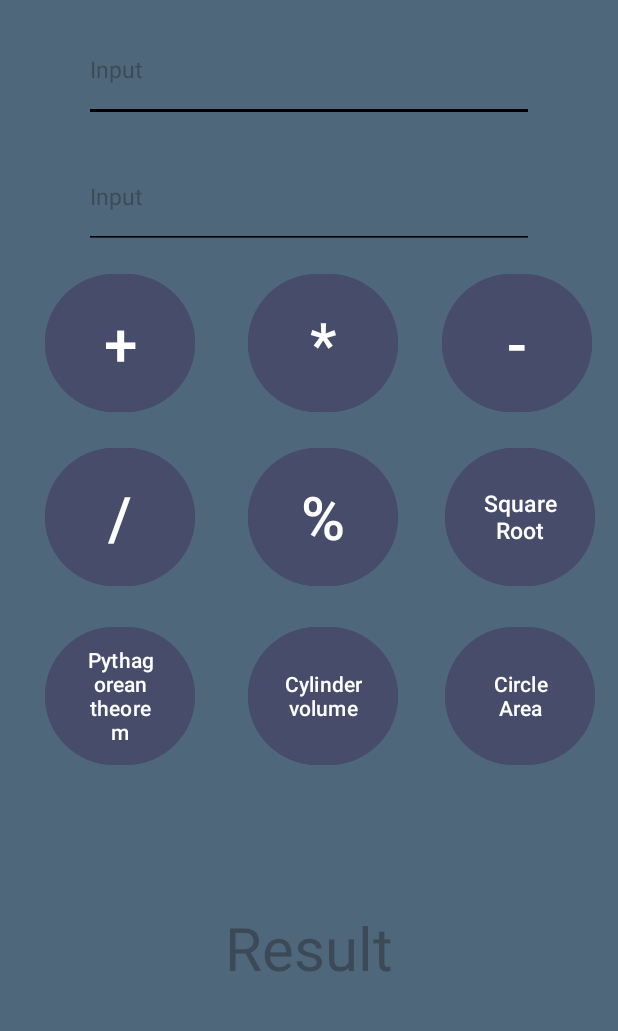
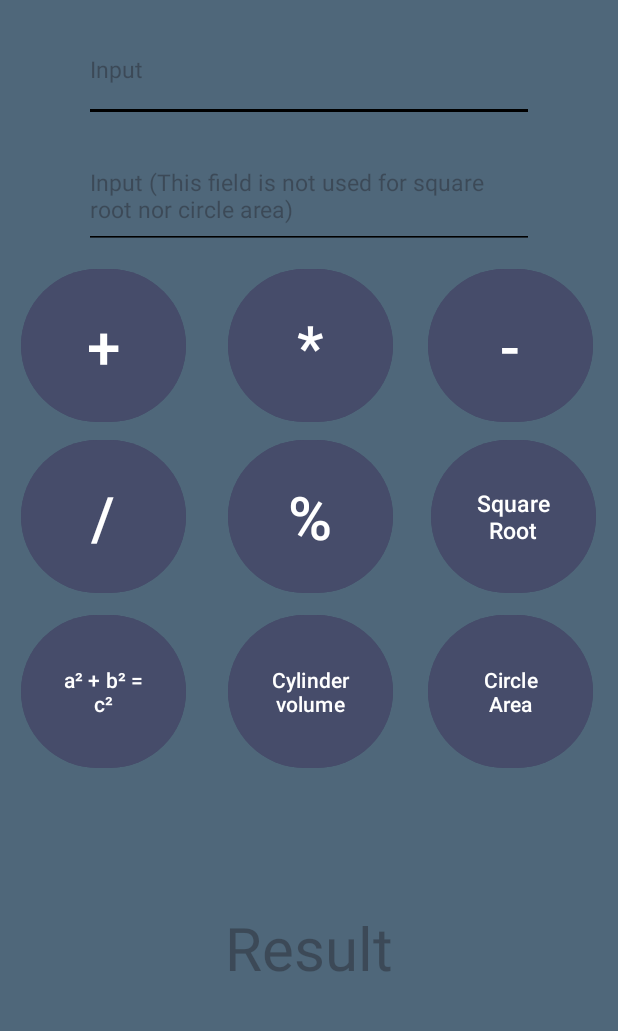
Before and after one commit to LeoAhrau/Calculator, an Android app: the screen it shows after launch (MainActivity), on a phone screen of 412 x 824 dp, the part 129-1160 px from its top. Run offline under Robolectric (Android 15) with nearby library versions, the phone set to English and light mode, and no system bars.

Commit message:
Finished up the design. Changed some names. Removes hard code.

```diff
--- a/app/src/main/java/com/example/calculator/MainActivity.java
+++ b/app/src/main/java/com/example/calculator/MainActivity.java
@@ -12,27 +12,23 @@ import android.widget.Toast;
 import java.text.DecimalFormat;
 
 public class MainActivity extends AppCompatActivity {
+    //Group Diamond Knights
 
+    //Skapar EditText, TextView och Button variabler
     EditText x;
     EditText y;
-    EditText result;
-
-    Button phytagorasCalculate;
+    TextView result;
+    Button pythagoreanCalculate;
     Button volumeCalculate;
     Button additionCalculate;
+    Button circleCalculate;
+    Button divisionCalculate;
+    Button multiplyCalculate;
+    Button subtractionCalculate;
+    Button percentCalculate;
+    Button squareRootCalculate;
 
-
-    Button circleCalculate;
-
-    Button divisonCalculate;
-
-
-    Button multiplyCalculate;
-
-    Button subtractionCalculate;
-
-    Button percentCalculate;
-
+    DecimalFormat decimalMaxNumber = new DecimalFormat("#.##");
 
 
 
@@ -43,17 +39,18 @@ public class MainActivity extends AppCompatActivity {
 
         x = findViewById(R.id.et_x);
         y = findViewById(R.id.et_y);
-        result = findViewById(R.id.result1);
+        result = findViewById(R.id.tv_result);
 
-        phytagorasCalculate = findViewById(R.id.pythagorean_btn);
+        pythagoreanCalculate = findViewById(R.id.pythagorean_btn);
         volumeCalculate = findViewById(R.id.cylinder_btn);
         additionCalculate = findViewById(R.id.addition_btn);
         circleCalculate = findViewById(R.id.circle_btn);
-        divisonCalculate = findViewById(R.id.division_btn);
+        divisionCalculate = findViewById(R.id.division_btn);
         multiplyCalculate = findViewById(R.id.multiply_btn);
         subtractionCalculate = findViewById(R.id.subtraction_btn);
         percentCalculate = findViewById(R.id.percent_btn);
-        DecimalFormat decimalMaxNumber = new DecimalFormat("#.##");
+        squareRootCalculate= findViewById(R.id.square_root_btn);
+
 
 
         setOnClick();
@@ -62,7 +59,7 @@ public class MainActivity extends AppCompatActivity {
 
 
     private void setOnClick() {
-        phytagorasCalculate.setOnClickListener(new View.OnClickListener() {
+        pythagoreanCalculate.setOnClickListener(new View.OnClickListener() {
             @Override
             public void onClick(View view) {
                 try {
@@ -71,6 +68,8 @@ public class MainActivity extends AppCompatActivity {
                     String yString = y.getText().toString();
                     float convertedY = Float.parseFloat(yString);
                     result.setText(String.valueOf(phytagoras(convertedX, convertedY)));
+                    x.setText("");
+                    y.setText("");
                 } catch (NumberFormatException s) {
                     Toast.makeText(MainActivity.this, "Please enter valid numbers", Toast.LENGTH_SHORT).show();
                 }
@@ -87,6 +86,8 @@ public class MainActivity extends AppCompatActivity {
                     double convertedY = Double.parseDouble(yString);
                     result.setText(String.valueOf(volume(convertedX, convertedY)));
                     result.setText(decimalMaxNumber.format(volume(convertedX, convertedY)));
+                    x.setText("");
+                    y.setText("");
                 } catch (NumberFormatException s) {
                     Toast.makeText(MainActivity.this, "Please enter valid numbers", Toast.LENGTH_SHORT).show();
                 }
@@ -103,6 +104,8 @@ public class MainActivity extends AppCompatActivity {
                     String yString = y.getText().toString();
                     double convertedY = Double.parseDouble(yString);
                     result.setText(String.valueOf(addition(convertedX, convertedY)));
+                    x.setText("");
+                    y.setText("");
                 } catch (NumberFormatException s) {
                     Toast.makeText(MainActivity.this, "Please enter valid numbers", Toast.LENGTH_SHORT).show();
                 }
@@ -118,6 +121,8 @@ public class MainActivity extends AppCompatActivity {
                     String yString = y.getText().toString();
                     double convertedY = Float.parseFloat(yString);
                     result.setText(String.valueOf(multiply(convertedX, convertedY)));
+                    x.setText("");
+                    y.setText("");
                 } catch (NumberFormatException s) {
                     Toast.makeText(MainActivity.this, "Please enter valid numbers", Toast.LENGTH_SHORT).show();
                 }
@@ -126,7 +131,7 @@ public class MainActivity extends AppCompatActivity {
         });
 
 
-        divisonCalculate.setOnClickListener(new View.OnClickListener() {
+        divisionCalculate.setOnClickListener(new View.OnClickListener() {
             @Override
             public void onClick(View view) {
                 try {
@@ -135,6 +140,8 @@ public class MainActivity extends AppCompatActivity {
                     String yString = y.getText().toString();
                     double convertedY = Double.parseDouble(yString);
                     result.setText(String.valueOf(division(convertedX, convertedY)));
+                    x.setText("");
+                    y.setText("");
                 } catch (NumberFormatException s) {
                     Toast.makeText(MainActivity.this, "Please enter valid numbers", Toast.LENGTH_SHORT).show();
                 }
@@ -149,6 +156,9 @@ public class MainActivity extends AppCompatActivity {
                     String xString = x.getText().toString();
                     double convertedX = Float.parseFloat(xString);
                     result.setText(String.valueOf(circle_area(convertedX)));
+                    result.setText(decimalMaxNumber.format(circle_area(convertedX)));
+                    x.setText("");
+                    y.setText("");
                 } catch (NumberFormatException s) {
                     Toast.makeText(MainActivity.this, "Please enter a valid number", Toast.LENGTH_SHORT).show();
                 }
@@ -165,6 +175,8 @@ public class MainActivity extends AppCompatActivity {
                     String yString = y.getText().toString();
                     double convertedY = Double.parseDouble(yString);
                     result.setText(String.valueOf(subtraction(convertedX, convertedY)));
+                    x.setText("");
+                    y.setText("");
                 } catch (NumberFormatException s) {
                     Toast.makeText(MainActivity.this, "Please enter valid numbers", Toast.LENGTH_SHORT).show();
                 }
@@ -180,39 +192,50 @@ public class MainActivity extends AppCompatActivity {
                     double convertedX = Float.parseFloat(xString);
                     String yString = y.getText().toString();
                     double convertedY = Double.parseDouble(yString);
-                    result.setText(String.valueOf(percent(convertedX, convertedY ) + "%"));
+                    result.setText((String.format("%s%%", percent(convertedX, convertedY))));
+                    x.setText("");
+                    y.setText("");
                 } catch (NumberFormatException s) {
                     Toast.makeText(MainActivity.this, "Please enter a valid number", Toast.LENGTH_SHORT).show();
                 }
+            }
+        });
+        squareRootCalculate.setOnClickListener(new View.OnClickListener() {
+            @Override
+            public void onClick(View view) {
+                try {
+                    String xString = x.getText().toString();
+                    double convertedX = Float.parseFloat(xString);
+                    result.setText(String.valueOf(squareRoot(convertedX)));
+                    result.setText(decimalMaxNumber.format(squareRoot(convertedX)));
+                    x.setText("");
+                    y.setText("");
+                } catch (NumberFormatException s){
+                    Toast.makeText(MainActivity.this, "Please enter valid numbers", Toast.LENGTH_SHORT).show();
+                }
+
             }
         });
     }
 
 
     private double addition(double x, double y) {
-        double sum = x + y;
-        return sum;
+        return x + y;
     }
 
     private double division(double x, double y) {
-        double dsum = x / y;
-        return dsum;
+        return x / y;
     }
 
     private double volume(double r, double h) {
-
-        double volyme = Math.PI * r * r * h;
-        return volyme;
-
+        return Math.PI * r * r * h;
     }
 
     private float phytagoras(float a, float b) {
         a = a * a;
         b = b * b;
-        float c = a + b;
 
-        float hypotenuse = c;
-        return hypotenuse;
+        return a + b;
     }
 
     private double multiply(double x, double y) {
@@ -221,8 +244,7 @@ public class MainActivity extends AppCompatActivity {
 
 
     private double circle_area(double r) {
-        double circle_area = Math.PI * r * r;
-        return circle_area;
+        return Math.PI * r * r;
     }
 
 
@@ -234,7 +256,10 @@ public class MainActivity extends AppCompatActivity {
 
 
     private double percent( double part, double whole) {
-       double totPercent = (part / whole) * 100;
-        return totPercent;
+        return (part / whole) * 100;
     }
+    private double squareRoot(double x) {
+        return Math.sqrt(x);
+    }
+
 }
--- a/app/src/main/res/layout/activity_main.xml
+++ b/app/src/main/res/layout/activity_main.xml
@@ -22,7 +22,7 @@
         app:layout_constraintTop_toTopOf="parent" />
 
     <EditText
-        android:id="@+id/editText3"
+        android:id="@+id/et_x"
         android:layout_width="@dimen/_300dp"
         android:layout_height="@dimen/_70dp"
         android:backgroundTint="@color/black"
@@ -35,11 +35,11 @@
         app:layout_constraintVertical_bias="0.129" />
 
     <EditText
-        android:id="@+id/editText"
+        android:id="@+id/et_y"
         android:layout_width="@dimen/_300dp"
         android:layout_height="@dimen/_70dp"
         android:backgroundTint="@color/black"
-        android:hint="@string/input"
+        android:hint="@string/input2"
         android:textSize="@dimen/small_font"
         app:layout_constraintBottom_toBottomOf="parent"
         app:layout_constraintEnd_toEndOf="parent"
@@ -74,12 +74,13 @@
 
         app:layout_constraintBottom_toBottomOf="parent"
         app:layout_constraintEnd_toEndOf="parent"
-        app:layout_constraintHorizontal_bias="0.951"
+        app:layout_constraintHorizontal_bias="0.944"
         app:layout_constraintStart_toStartOf="parent"
         app:layout_constraintTop_toTopOf="parent"
-        app:layout_constraintVertical_bias="0.691" />
+        app:layout_constraintVertical_bias="0.689" />
 
     <Button
+        android:layout_marginRight="@dimen/_16dp"
         android:id="@+id/cylinder_btn"
         style="@style/Button"
         android:layout_width="@dimen/_110dp"
@@ -90,10 +91,9 @@
 
         app:layout_constraintBottom_toBottomOf="parent"
         app:layout_constraintEnd_toEndOf="parent"
-        app:layout_constraintHorizontal_bias="0.53"
         app:layout_constraintStart_toStartOf="parent"
         app:layout_constraintTop_toTopOf="parent"
-        app:layout_constraintVertical_bias="0.691" />
+        app:layout_constraintVertical_bias="0.689" />
 
     <Button
         android:id="@+id/pythagorean_btn"
@@ -105,12 +105,13 @@
 
         app:layout_constraintBottom_toBottomOf="parent"
         app:layout_constraintEnd_toEndOf="parent"
-        app:layout_constraintHorizontal_bias="0.096"
+        app:layout_constraintHorizontal_bias="0.046"
         app:layout_constraintStart_toStartOf="parent"
         app:layout_constraintTop_toTopOf="parent"
-        app:layout_constraintVertical_bias="0.691" />
+        app:layout_constraintVertical_bias="0.689" />
 
     <Button
+        android:layout_marginRight="@dimen/_16dp"
         android:id="@+id/percent_btn"
         style="@style/Button"
         android:layout_width="@dimen/_110dp"
@@ -122,7 +123,6 @@
 
         app:layout_constraintBottom_toBottomOf="parent"
         app:layout_constraintEnd_toEndOf="parent"
-        app:layout_constraintHorizontal_bias="0.53"
         app:layout_constraintStart_toStartOf="parent"
         app:layout_constraintTop_toTopOf="parent"
         app:layout_constraintVertical_bias="0.526" />
@@ -139,12 +139,13 @@
 
 
         app:layout_constraintEnd_toEndOf="parent"
-        app:layout_constraintHorizontal_bias="0.096"
+        app:layout_constraintHorizontal_bias="0.046"
         app:layout_constraintStart_toStartOf="parent"
         app:layout_constraintTop_toTopOf="parent"
         app:layout_constraintVertical_bias="0.526" />
 
     <Button
+        android:layout_marginRight="@dimen/_16dp"
         android:id="@+id/multiply_btn"
         style="@style/Button"
         android:layout_width="@dimen/_110dp"
@@ -155,7 +156,6 @@
 
         app:layout_constraintBottom_toBottomOf="parent"
         app:layout_constraintEnd_toEndOf="parent"
-        app:layout_constraintHorizontal_bias="0.53"
         app:layout_constraintStart_toStartOf="parent"
         app:layout_constraintTop_toTopOf="parent"
         app:layout_constraintVertical_bias="0.366" />
@@ -188,17 +188,17 @@
 
         app:layout_constraintBottom_toBottomOf="parent"
         app:layout_constraintEnd_toEndOf="parent"
-        app:layout_constraintHorizontal_bias="0.096"
+        app:layout_constraintHorizontal_bias="0.046"
         app:layout_constraintStart_toStartOf="parent"
         app:layout_constraintTop_toTopOf="parent"
         app:layout_constraintVertical_bias="0.366" />
 
     <TextView
-        android:id="@+id/result1"
+        android:id="@+id/tv_result"
         android:layout_width="@dimen/_300dp"
         android:layout_height="@dimen/_70dp"
         android:gravity="center"
-        android:hint="Result"
+        android:hint="@string/result"
         android:text=""
         android:textSize="@dimen/big_font"
         app:layout_constraintBottom_toBottomOf="parent"
--- a/app/src/main/res/values/dimens.xml
+++ b/app/src/main/res/values/dimens.xml
@@ -4,8 +4,9 @@
     <dimen name="small_font">15sp</dimen>
     <dimen name="medium_font">25sp</dimen>
     <dimen name="layout_width">25sp</dimen>
-    <dimen name="_110dp">100dp</dimen>
+    <dimen name="_110dp">110dp</dimen>
     <dimen name="_300dp">300dp</dimen>
     <dimen name="_70dp">70dp</dimen>
+    <dimen name="_16dp">16dp</dimen>
 
 </resources>
--- a/app/src/main/res/values/strings.xml
+++ b/app/src/main/res/values/strings.xml
@@ -1,10 +1,11 @@
 <resources>
     <string name="app_name">Calculator</string>
     <string name="calculator">Calculator</string>
-    <string name="pythagorean">Pythagorean theorem</string>
+    <string name="pythagorean">a² + b² = c²</string>
     <string name="cylinder_volume">Cylinder volume</string>
     <string name="input">Input</string>
-    <string name="result">result</string>
+    <string name="input2">Input (This field is not used for square root nor circle area)</string>
+    <string name="result">Result</string>
     <string name="addition">+</string>
     <string name="circle_area">Circle Area</string>
     <string name="division"> / </string>
```
